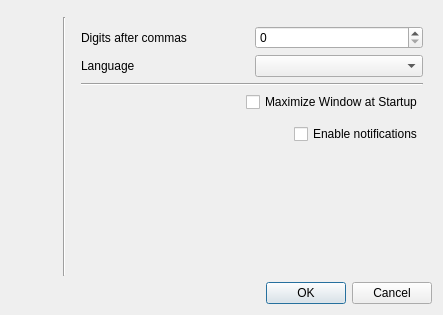
The window that res/ui/preferences.ui (duniter/sakia) describes before a commit, drawn with Qt 5.
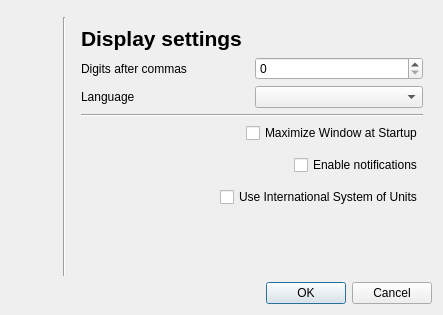
The same window after the commit. The open tabs and pages were chosen to show the change. Icons and pictures are not drawn.

Commit message: Working on preferences : - International system of units option added - Removed data validation option - Added titles - Fixed checkbox text in french to en_US

```diff
--- a/res/ui/preferences.ui
+++ b/res/ui/preferences.ui
@@ -179,6 +179,13 @@
        </widget>
        <widget class="QWidget" name="page_2">
         <layout class="QVBoxLayout" name="verticalLayout_2">
+         <item>
+          <widget class="QLabel" name="label_9">
+           <property name="text">
+            <string>&lt;html&gt;&lt;head/&gt;&lt;body&gt;&lt;p&gt;&lt;span style=&quot; font-size:16pt; font-weight:600;&quot;&gt;Display settings&lt;/span&gt;&lt;/p&gt;&lt;/body&gt;&lt;/html&gt;</string>
+           </property>
+          </widget>
+         </item>
          <item>
           <layout class="QHBoxLayout" name="horizontalLayout_6">
            <item>
@@ -265,6 +272,33 @@
            </item>
           </layout>
          </item>
+         <item>
+          <layout class="QHBoxLayout" name="horizontalLayout_10">
+           <property name="topMargin">
+            <number>6</number>
+           </property>
+           <item>
+            <spacer name="horizontalSpacer_5">
+             <property name="orientation">
+              <enum>Qt::Horizontal</enum>
+             </property>
+             <property name="sizeHint" stdset="0">
+              <size>
+               <width>40</width>
+               <height>20</height>
+              </size>
+             </property>
+            </spacer>
+           </item>
+           <item>
+            <widget class="QCheckBox" name="checkbox_international_system">
+             <property name="text">
+              <string>Use International System of Units</string>
+             </property>
+            </widget>
+           </item>
+          </layout>
+         </item>
          <item>
           <spacer name="verticalSpacer_2">
            <property name="orientation">
@@ -361,20 +395,6 @@
            </property>
           </widget>
          </item>
-         <item>
-          <layout class="QHBoxLayout" name="horizontalLayout_10">
-           <item>
-            <widget class="QLabel" name="label_7">
-             <property name="text">
-              <string>Requested data validation : </string>
-             </property>
-            </widget>
-           </item>
-           <item>
-            <widget class="QSpinBox" name="spinbox_data_validation"/>
-           </item>
-          </layout>
-         </item>
          <item>
           <spacer name="verticalSpacer_3">
            <property name="orientation">
```
Left out of the diff: 18 changed lines with no effect on the pictures. The commit also changes 3 other files.
